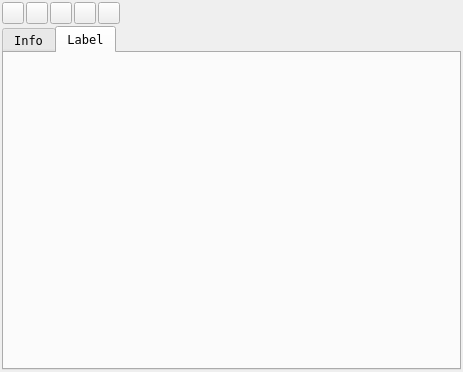
Old version of the form src/libs/qiwigui/qiwiposttabs.ui in the repository Pastor/qqiwipost.
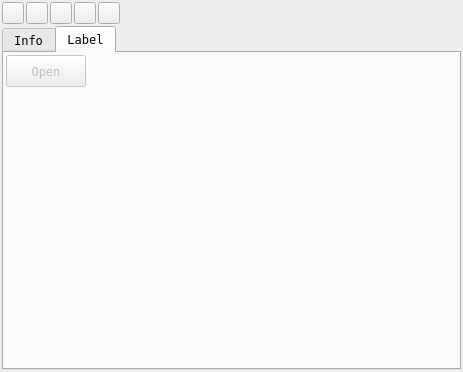
New version of the form. The open tabs and pages were chosen to show the change. Icons and pictures are not drawn.

```diff
--- a/src/libs/qiwigui/qiwiposttabs.ui
+++ b/src/libs/qiwigui/qiwiposttabs.ui
@@ -194,6 +194,65 @@
       <attribute name="title">
        <string>Label</string>
       </attribute>
+      <layout class="QGridLayout" name="gridLayout">
+       <property name="margin">
+        <number>2</number>
+       </property>
+       <property name="spacing">
+        <number>2</number>
+       </property>
+       <item row="0" column="0">
+        <widget class="QPushButton" name="pbOpen">
+         <property name="enabled">
+          <bool>false</bool>
+         </property>
+         <property name="minimumSize">
+          <size>
+           <width>0</width>
+           <height>32</height>
+          </size>
+         </property>
+         <property name="maximumSize">
+          <size>
+           <width>16777215</width>
+           <height>32</height>
+          </size>
+         </property>
+         <property name="text">
+          <string>Open</string>
+         </property>
+         <property name="default">
+          <bool>true</bool>
+         </property>
+        </widget>
+       </item>
+       <item row="0" column="1">
+        <spacer name="horizontalSpacer_2">
+         <property name="orientation">
+          <enum>Qt::Horizontal</enum>
+         </property>
+         <property name="sizeHint" stdset="0">
+          <size>
+           <width>369</width>
+           <height>20</height>
+          </size>
+         </property>
+        </spacer>
+       </item>
+       <item row="1" column="0">
+        <spacer name="verticalSpacer">
+         <property name="orientation">
+          <enum>Qt::Vertical</enum>
+         </property>
+         <property name="sizeHint" stdset="0">
+          <size>
+           <width>20</width>
+           <height>268</height>
+          </size>
+         </property>
+        </spacer>
+       </item>
+      </layout>
      </widget>
     </widget>
    </item>
```
